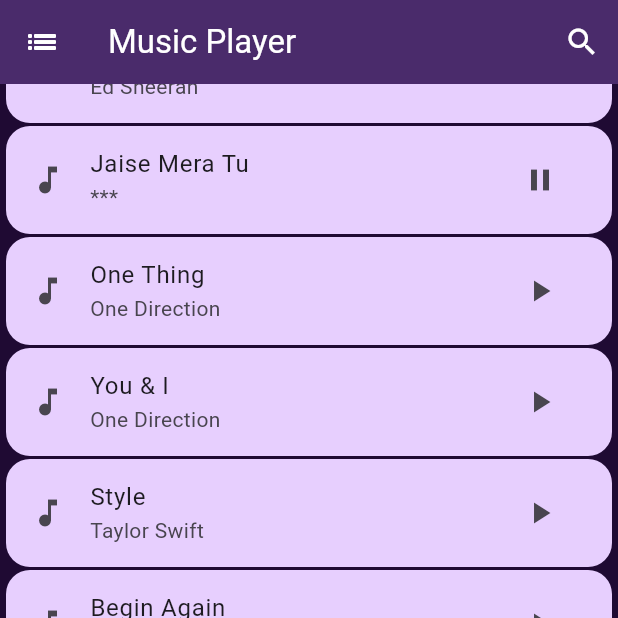
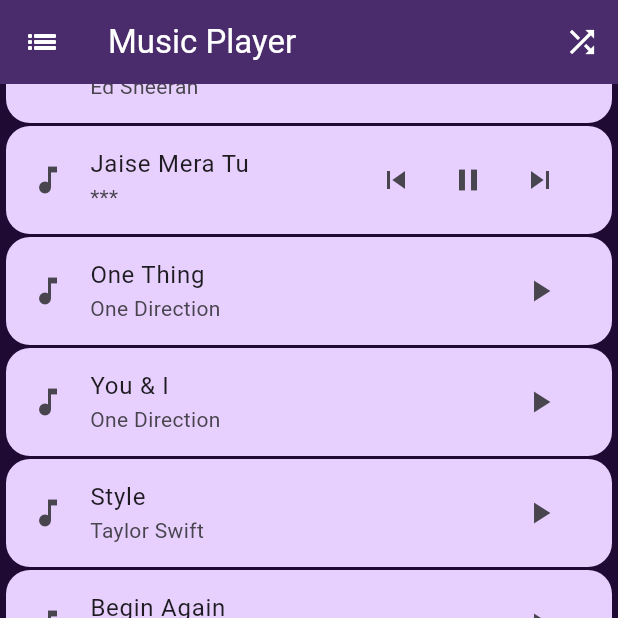
Before and after one commit to sneha058/CodSoft, a Flutter app: the MusicPlayerHomeScreen screen opened directly, scrolled down 342 dp, after a tap on the "play arrow" icon, on a phone screen of 412 x 824 dp, the top half of it. Run offline on Flutter 3.47's test engine with Material 3 defaults, Android fonts, the phone set to English and light mode, and no system bars; our stand-ins replace bloc, dartz, flutter_bloc, hive, hive_flutter, just_audio; accounts and stored records are empty.

Commit message:
finalized music player

```diff
--- a/lib/projects/3. Music Player/presentation/bloc/music_player_bloc.dart
+++ b/lib/projects/3. Music Player/presentation/bloc/music_player_bloc.dart
@@ -6,7 +6,7 @@
   MusicPlayerBloc():super(MusicPlayerInitialState()){
     on<MusicPlayerPlayEvent>((event, emit) => emit(MusicPlayerPlayState()));
     on<MusicPlayerPauseEvent>((event, emit) => emit(MusicPlayerPauseState()));
-
+    on<MusicPlayerChangeEvent>((event, emit) => emit(MusicPlayerChangeState()));
   }
 
 }
--- a/lib/projects/3. Music Player/presentation/bloc/music_player_event.dart
+++ b/lib/projects/3. Music Player/presentation/bloc/music_player_event.dart
@@ -3,3 +3,5 @@
 class MusicPlayerPlayEvent extends MusicPlayerEvent{}
 
 class MusicPlayerPauseEvent extends MusicPlayerEvent{}
+
+class MusicPlayerChangeEvent extends MusicPlayerEvent{}
--- a/lib/projects/3. Music Player/presentation/bloc/music_player_state.dart
+++ b/lib/projects/3. Music Player/presentation/bloc/music_player_state.dart
@@ -5,3 +5,5 @@
 class MusicPlayerPlayState extends MusicPlayerState{}
 
 class MusicPlayerPauseState extends MusicPlayerState{}
+
+class MusicPlayerChangeState extends MusicPlayerState{}
--- a/lib/projects/3. Music Player/presentation/ui/music_player_home_screen.dart
+++ b/lib/projects/3. Music Player/presentation/ui/music_player_home_screen.dart
@@ -21,18 +21,15 @@
           "Music Player",
           style: TextStyle(color: Colors.white),
         ),
-        leading: IconButton(
-          onPressed: () {},
-          icon: Icon(
+        leading:  Icon(
             Icons.list_sharp,
             color: Colors.white,
           ),
-        ),
         actions: [
           IconButton(
               onPressed: () {},
               icon: Icon(
-                Icons.search,
+                Icons.shuffle,
                 color: Colors.white,
               )),
         ],
@@ -41,7 +38,12 @@
         itemCount: musicList.length,
         physics: BouncingScrollPhysics(),
         itemBuilder: (context, index) {
+
           MusicPlayerModel currentSong = musicList[index];
+          MusicPlayerModel previousSong;
+          MusicPlayerModel nextSong;
+          int previousIndex = index-1;
+          int nextIndex = index+1;
 
           return Container(
             margin: EdgeInsets.fromLTRB(4, 0, 4, 2),
@@ -55,31 +57,65 @@
                 subtitle: Text(currentSong.musicSinger),
                 trailing: BlocBuilder<MusicPlayerBloc, MusicPlayerState>(
                   builder: (context, state) {
-                    return IconButton(
-                      onPressed: () {
+                    if (isTileSelected[index] == true){
+                      return Row(
+                        mainAxisSize: MainAxisSize.min,
+                        children: [
+                          IconButton(
+                              onPressed: () {
+                                BlocProvider.of<MusicPlayerBloc>(context).add(MusicPlayerChangeEvent());
 
-                        if (isTileSelected[index] == true) {
+                                for (int i = 0 ; i< isTileSelected.length; i++){
+                                  isTileSelected[i] = false;
+                                }
+
+                               /* print(previousIndex);*/
+                                isTileSelected[previousIndex] = true;
+                               /* print("Previous update in the isSelected list $isTileSelected");*/
+                                playSong(previousIndex);
+                              },
+                              icon: Icon(Icons.skip_previous)),
+                          IconButton(
+                            onPressed: () {
+                              BlocProvider.of<MusicPlayerBloc>(context)
+                                  .add(MusicPlayerPauseEvent());
+                                isTileSelected[index] = !isTileSelected[index];
+                                pauseSong();
+                              /*print(isTileSelected);*/
+
+                            },
+                            icon: Icon(Icons.pause),
+                          ),
+                          IconButton(
+                              onPressed: () {
+                                BlocProvider.of<MusicPlayerBloc>(context).add(MusicPlayerChangeEvent());
+                                for(int i = 0; i<isTileSelected.length; i++){
+                                  isTileSelected[i]= false;
+                                }
+                                isTileSelected[nextIndex] = true;
+                                playSong(nextIndex);
+                              },
+                              icon: Icon(Icons.skip_next)),
+                        ],
+                      );
+                    }
+                    else {
+                      return IconButton(onPressed: (){
+                        BlocProvider.of<MusicPlayerBloc>(context).add(MusicPlayerPlayEvent());
+                        if (isTileSelected[index] == true){
                           isTileSelected[index] = !isTileSelected[index];
                           pauseSong();
-                        } else {
-                          for (int i = 0; i < isTileSelected.length; i++) {
+                        }
+                        else {
+                          for (int i = 0 ; i< isTileSelected.length ; i++){
                             isTileSelected[i] = false;
                           }
                           isTileSelected[index] = true;
-                          playSong(currentSong.musicPath);
+                          playSong(index);
                         }
 
-                        /*print(isTileSelected);*/
-                        (state is MusicPlayerPauseState)
-                            ? BlocProvider.of<MusicPlayerBloc>(context)
-                                .add(MusicPlayerPlayEvent())
-                            : BlocProvider.of<MusicPlayerBloc>(context)
-                                .add(MusicPlayerPauseEvent());
-                      },
-                      icon: Icon((isTileSelected[index])
-                          ? Icons.pause
-                          : Icons.play_arrow),
-                    );
+                      }, icon: Icon(Icons.play_arrow));
+                    }
                   },
                 )),
           );
@@ -88,9 +124,11 @@
     );
   }
 
-  Future<void> playSong(path) async {
+  Future<void> playSong(index) async {
     try {
-      await audioPlayer.setAsset(path);
+      /*print("mmmmmmmmmmmmmmmmmmmmmmmmmmmmmmmmmmmmmmmmmmmmmmmmmmmmmmmmmmmmmmmmmmmmmmmmmmmmmmmmmmmmmmm mmmmmmmmmmmmmmmmmmmmmmmmmmmmmmmmmmm The index is $index");
+      print(isTileSelected);*/
+      await audioPlayer.setAsset(musicList[index].musicPath);
       await audioPlayer.play();
     } catch (e) {
       print('Error playing song: $e');
```
